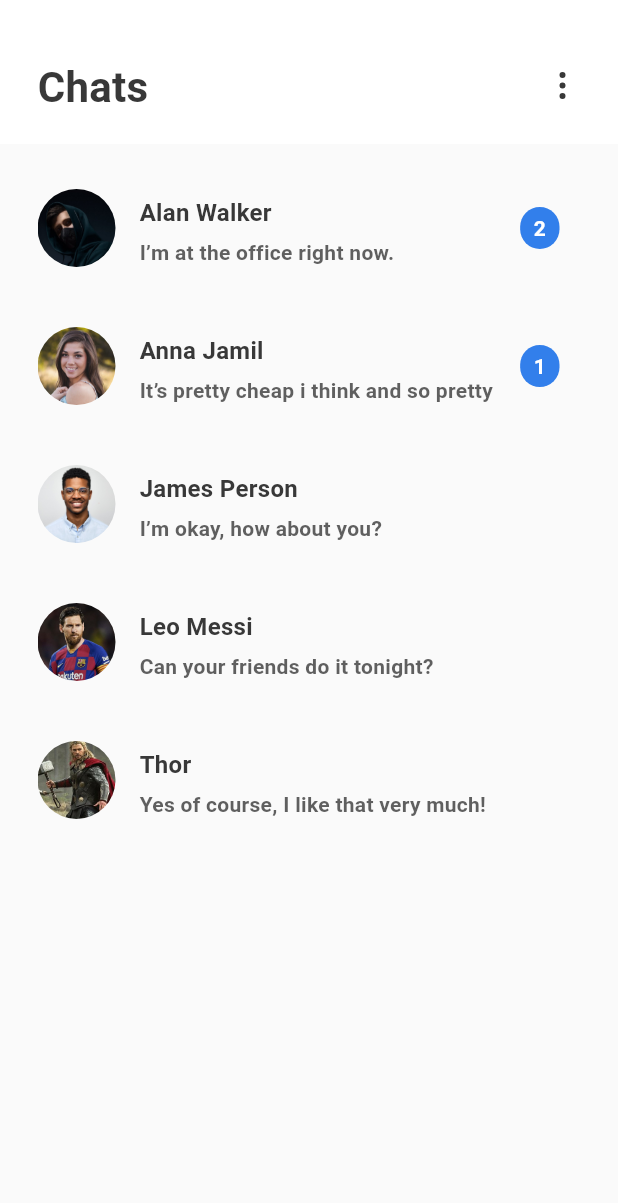
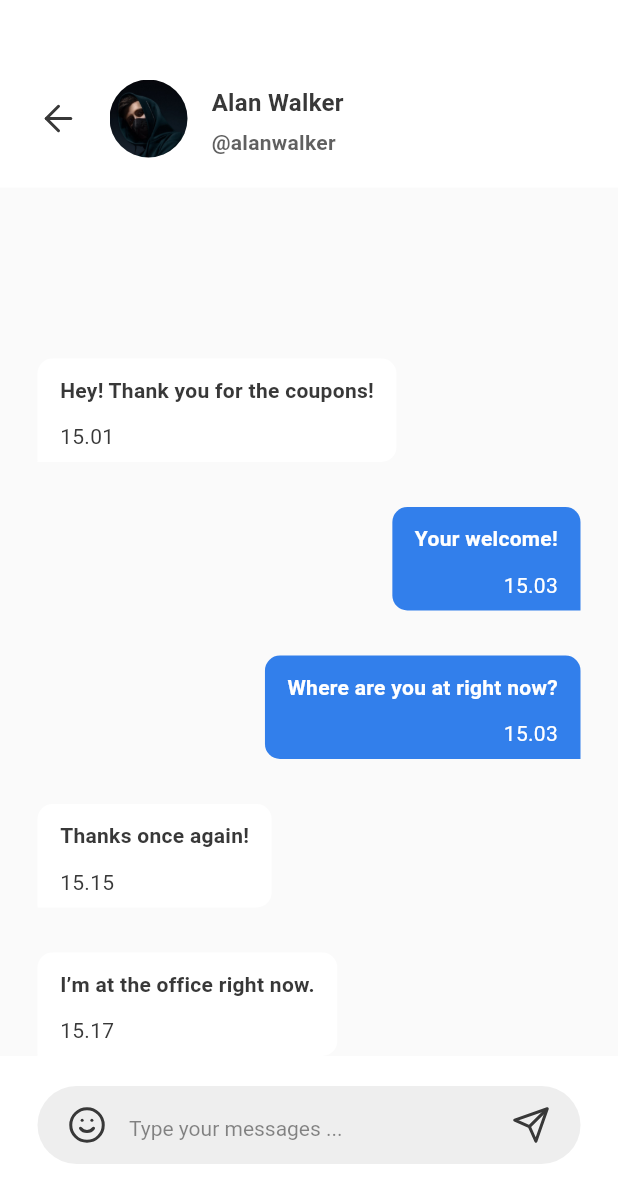
Before and after one commit to KOSSHOH/ZGram, a Flutter app: the ChatScreen screen opened directly, after a tap on "Alan Walker", on a phone screen of 412 x 824 dp. Shown: the top 1203 px of the screen. Run offline on Flutter 3.47's test engine with Material 2 defaults, Android fonts, the phone set to English and light mode, and no system bars; drawn by our look-alikes of flutter_slidable; our stand-ins replace dotted_border, flutter_svg, pinput, rxdart, shared_preferences, sqflite; missing offline and left inert: rxbus; accounts and stored records are empty; Roboto replaces fonts that are missing (NunitoSans).

Commit message:
Chat all

```diff
--- a/lib/src/app_theme.dart
+++ b/lib/src/app_theme.dart
@@ -12,7 +12,7 @@ class AppTheme {
   static const Color primary = Color(0xFF327FEB);
   static const Color dark = Color(0xFF383838);
   static const Color dark80 = Color.fromRGBO(56, 56, 56, 0.8);
-  static const Color dark30 = Color.fromRGBO(56, 56, 56, 0.6);
+  static const Color dark60 = Color.fromRGBO(56, 56, 56, 0.6);
   static const Color dark10 = Color.fromRGBO(56, 56, 56, 0.4);
   static const Color grey = Color(0xFFA9A9A9);
   static const Color grey80 = Color.fromRGBO(169, 169, 169, 0.8);
--- a/lib/src/bloc/chat_bloc.dart
+++ b/lib/src/bloc/chat_bloc.dart
@@ -1,18 +1,23 @@
 import 'dart:async';
 
+import 'package:messenger/src/model/chat_item_model.dart';
 import 'package:messenger/src/model/chat_model.dart';
 import 'package:messenger/src/model/explore_model.dart';
 import 'package:messenger/src/model/home/comment_model.dart';
 import 'package:messenger/src/model/home/home_model.dart';
 import 'package:messenger/src/model/home/story_model.dart';
 import 'package:messenger/src/model/home/tape_model.dart';
+import 'package:messenger/src/ui/menu/chat/chat_item_screen.dart';
 import 'package:messenger/src/utils/repository.dart';
 import 'package:rxdart/rxdart.dart';
 
 class ChatBloc {
   final _chatFetcher = PublishSubject<List<ChatModel>>();
+  final _chatItemFetcher = PublishSubject<List<ChatItemModel>>();
 
   Observable<List<ChatModel>> get allChat => _chatFetcher.stream;
+
+  Observable<List<ChatItemModel>> get allChatItem => _chatItemFetcher.stream;
 
   fetchAllChat() async {
     Timer(Duration(seconds: 1), () {
@@ -25,9 +30,54 @@ class ChatBloc {
     _chatFetcher.sink.add(chat);
   }
 
+  fetchUserMessage() {
+    Timer(Duration(seconds: 1), () {
+      _chatItemFetcher.sink.add(userMessage);
+    });
+  }
+
+  fetchSendUserMessage(ChatItemModel chatItemModel) {
+    userMessage.insert(0, chatItemModel);
+    _chatItemFetcher.sink.add(userMessage);
+  }
+
   dispose() {
     _chatFetcher.close();
+    _chatItemFetcher.close();
   }
+
+  List<ChatItemModel> userMessage = [
+    ChatItemModel(
+      id: 4,
+      message: "I’m at the office right now.",
+      time: "15.17",
+      isMe: false,
+    ),
+    ChatItemModel(
+      id: 3,
+      message: "Thanks once again!",
+      time: "15.15",
+      isMe: false,
+    ),
+    ChatItemModel(
+      id: 2,
+      message: "Where are you at right now?",
+      time: "15.03",
+      isMe: true,
+    ),
+    ChatItemModel(
+      id: 1,
+      message: "Your welcome!",
+      time: "15.03",
+      isMe: true,
+    ),
+    ChatItemModel(
+      id: 0,
+      message: "Hey! Thank you for the coupons!",
+      time: "15.01",
+      isMe: false,
+    ),
+  ];
 
   List<ChatModel> chat = [
     ChatModel(
--- /dev/null
+++ b/lib/src/model/chat_item_model.dart
@@ -0,0 +1,13 @@
+class ChatItemModel {
+  int id;
+  String message;
+  String time;
+  bool isMe;
+
+  ChatItemModel({
+    this.id,
+    this.message,
+    this.time,
+    this.isMe,
+  });
+}
--- /dev/null
+++ b/lib/src/ui/menu/chat/chat_item_screen.dart
@@ -0,0 +1,280 @@
+import 'package:flutter/cupertino.dart';
+import 'package:flutter/material.dart';
+import 'package:flutter_slidable/flutter_slidable.dart';
+import 'package:flutter_svg/flutter_svg.dart';
+import 'package:messenger/src/app_theme.dart';
+import 'package:messenger/src/bloc/chat_bloc.dart';
+import 'package:messenger/src/dialog/bottom_dialog.dart';
+import 'package:messenger/src/model/chat_item_model.dart';
+import 'package:messenger/src/model/chat_model.dart';
+import 'package:messenger/src/utils/styles.dart';
+
+class ChatItemScreen extends StatefulWidget {
+  final ChatModel chatModel;
+
+  ChatItemScreen(this.chatModel);
+
+  @override
+  State<StatefulWidget> createState() {
+    return _ChatItemScreenState();
+  }
+}
+
+class _ChatItemScreenState extends State<ChatItemScreen> {
+  TextEditingController chatController = TextEditingController();
+  final FocusNode focusNode = FocusNode();
+  bool isSend = false;
+
+  _ChatItemScreenState() {
+    chatController.addListener(() {
+      if (chatController.text.length > 0) {
+        setState(() {
+          isSend = true;
+        });
+      } else {
+        setState(() {
+          isSend = false;
+        });
+      }
+    });
+  }
+
+  @override
+  void initState() {
+    chatBloc.fetchUserMessage();
+    super.initState();
+  }
+
+  @override
+  Widget build(BuildContext context) {
+    return Scaffold(
+      backgroundColor: AppTheme.screen,
+      body: Column(
+        children: [
+          Container(
+            color: AppTheme.white,
+            height: 125,
+            padding: EdgeInsets.only(
+              left: 25,
+              right: 25,
+              bottom: 20,
+            ),
+            child: Column(
+              children: [
+                Expanded(child: Container()),
+                Row(
+                  children: [
+                    GestureDetector(
+                      onTap: () {
+                        Navigator.pop(context);
+                      },
+                      child: SvgPicture.asset(
+                        "assets/icon/arrow-left.svg",
+                      ),
+                    ),
+                    Container(
+                      margin: EdgeInsets.only(
+                        left: 20,
+                        right: 16,
+                      ),
+                      child: ClipRRect(
+                        borderRadius: BorderRadius.circular(52.0),
+                        child: Image.asset(
+                          widget.chatModel.image,
+                          height: 52,
+                          width: 52,
+                          fit: BoxFit.cover,
+                        ),
+                      ),
+                    ),
+                    Expanded(
+                      child: Column(
+                        crossAxisAlignment: CrossAxisAlignment.start,
+                        mainAxisAlignment: MainAxisAlignment.center,
+                        children: [
+                          Text(
+                            widget.chatModel.name,
+                            maxLines: 1,
+                            overflow: TextOverflow.ellipsis,
+                            style: Styles.boldLabel(AppTheme.dark),
+                          ),
+                          SizedBox(height: 2),
+                          Text(
+                            "@" +
+                                widget.chatModel.name
+                                    .toLowerCase()
+                                    .replaceAll(" ", ""),
+                            maxLines: 1,
+                            overflow: TextOverflow.ellipsis,
+                            style: Styles.semiBoldContent(
+                              AppTheme.dark80,
+                            ),
+                          ),
+                        ],
+                      ),
+                    ),
+                  ],
+                ),
+              ],
+            ),
+          ),
+          Expanded(
+            child: StreamBuilder(
+              stream: chatBloc.allChatItem,
+              builder: (context, AsyncSnapshot<List<ChatItemModel>> snapshot) {
+                if (snapshot.hasData) {
+                  return ListView.builder(
+                    padding: EdgeInsets.only(
+                      left: 25,
+                      right: 25,
+                    ),
+                    itemCount: snapshot.data.length,
+                    reverse: true,
+                    itemBuilder: (context, index) {
+                      return Align(
+                        alignment: snapshot.data[index].isMe
+                            ? Alignment.centerRight
+                            : Alignment.centerLeft,
+                        child: Container(
+                          margin: snapshot.data[index].isMe
+                              ? EdgeInsets.only(
+                                  left: 35,
+                                  top: 30,
+                                )
+                              : EdgeInsets.only(
+                                  right: 35,
+                                  top: 30,
+                                ),
+                          padding: EdgeInsets.only(
+                            top: 7.0,
+                            bottom: 7.0,
+                            left: 15,
+                            right: 15,
+                          ),
+                          decoration: BoxDecoration(
+                            color: snapshot.data[index].isMe
+                                ? AppTheme.primary
+                                : AppTheme.white,
+                            borderRadius: snapshot.data[index].isMe
+                                ? BorderRadius.only(
+                                    topLeft: Radius.circular(10.0),
+                                    topRight: Radius.circular(10.0),
+                                    bottomLeft: Radius.circular(10.0),
+                                  )
+                                : BorderRadius.only(
+                                    topLeft: Radius.circular(10.0),
+                                    topRight: Radius.circular(10.0),
+                                    bottomRight: Radius.circular(10.0),
+                                  ),
+                          ),
+                          child: Column(
+                            crossAxisAlignment: snapshot.data[index].isMe
+                                ? CrossAxisAlignment.end
+                                : CrossAxisAlignment.start,
+                            children: [
+                              Text(
+                                snapshot.data[index].message,
+                                textAlign: snapshot.data[index].isMe
+                                    ? TextAlign.right
+                                    : TextAlign.left,
+                                style: Styles.semiBoldContent(
+                                  snapshot.data[index].isMe
+                                      ? AppTheme.white
+                                      : AppTheme.dark,
+                                ),
+                              ),
+                              SizedBox(
+                                height: 7,
+                              ),
+                              Text(
+                                snapshot.data[index].time,
+                                textAlign: snapshot.data[index].isMe
+                                    ? TextAlign.right
+                                    : TextAlign.left,
+                                style: Styles.regularContent(
+                                  snapshot.data[index].isMe
+                                      ? AppTheme.white
+                                      : AppTheme.dark,
+                                ),
+                              )
+                            ],
+                          ),
+                        ),
+                      );
+                    },
+                  );
+                }
+                return Container();
+              },
+            ),
+          ),
+          Container(
+            color: AppTheme.white,
+            padding: EdgeInsets.only(
+              top: 20,
+              left: 25,
+              right: 25,
+              bottom: 48,
+            ),
+            child: Container(
+              padding: EdgeInsets.only(
+                top: 13,
+                bottom: 13,
+                right: 20,
+                left: 20,
+              ),
+              decoration: BoxDecoration(
+                color: AppTheme.grey20,
+                borderRadius: BorderRadius.circular(26),
+              ),
+              child: Row(
+                children: [
+                  SvgPicture.asset("assets/icon/smile.svg"),
+                  SizedBox(width: 15),
+                  Expanded(
+                    child: TextField(
+                      style: Styles.semiBoldContent(AppTheme.dark),
+                      controller: chatController,
+                      decoration: InputDecoration.collapsed(
+                        hintText: "Type your messages ...",
+                        hintStyle: Styles.regularContent(AppTheme.dark60),
+                      ),
+                      focusNode: focusNode,
+                    ),
+                  ),
+                  SizedBox(width: 15),
+                  GestureDetector(
+                    onTap: () {
+                      var now = new DateTime.now();
+                      if (isSend) {
+                        chatBloc.fetchSendUserMessage(
+                          ChatItemModel(
+                            message: chatController.text,
+                            time: _toTwoDigitString(now.hour) +
+                                ":" +
+                                _toTwoDigitString(now.minute),
+                            isMe: true,
+                          ),
+                        );
+                        setState(() {
+                          chatController.text = "";
+                        });
+                      }
+                    },
+                    child: !isSend
+                        ? SvgPicture.asset("assets/icon/not_send.svg")
+                        : SvgPicture.asset("assets/icon/send.svg"),
+                  )
+                ],
+              ),
+            ),
+          )
+        ],
+      ),
+    );
+  }
+
+  String _toTwoDigitString(int value) {
+    return value.toString().padLeft(2, '0');
+  }
+}
--- a/lib/src/ui/menu/chat/chat_screen.dart
+++ b/lib/src/ui/menu/chat/chat_screen.dart
@@ -6,6 +6,7 @@ import 'package:messenger/src/app_theme.dart';
 import 'package:messenger/src/bloc/chat_bloc.dart';
 import 'package:messenger/src/dialog/bottom_dialog.dart';
 import 'package:messenger/src/model/chat_model.dart';
+import 'package:messenger/src/ui/menu/chat/chat_item_screen.dart';
 import 'package:messenger/src/utils/styles.dart';
 
 class ChatScreen extends StatefulWidget {
@@ -93,7 +94,15 @@ class _ChatScreenState extends State<ChatScreen>
                           actionPane: SlidableBehindActionPane(),
                           actionExtentRatio: 0.25,
                           child: GestureDetector(
-                            onTap: () {},
+                            onTap: () {
+                              Navigator.push(
+                                context,
+                                MaterialPageRoute(
+                                  builder: (context) =>
+                                      ChatItemScreen(snapshot.data[index]),
+                                ),
+                              );
+                            },
                             child: Container(
                               margin: EdgeInsets.only(
                                 bottom: 40,
@@ -101,7 +110,7 @@ class _ChatScreenState extends State<ChatScreen>
                               padding: EdgeInsets.only(
                                 left: 25,
                                 right: 39,
-                              ),
+                              ),color: AppTheme.screen,
                               child: Row(
                                 children: [
                                   Container(
```
Also changed, not shown: assets/icon/not_send.svg (added), assets/icon/send.svg (added), assets/icon/smile.svg (added).
